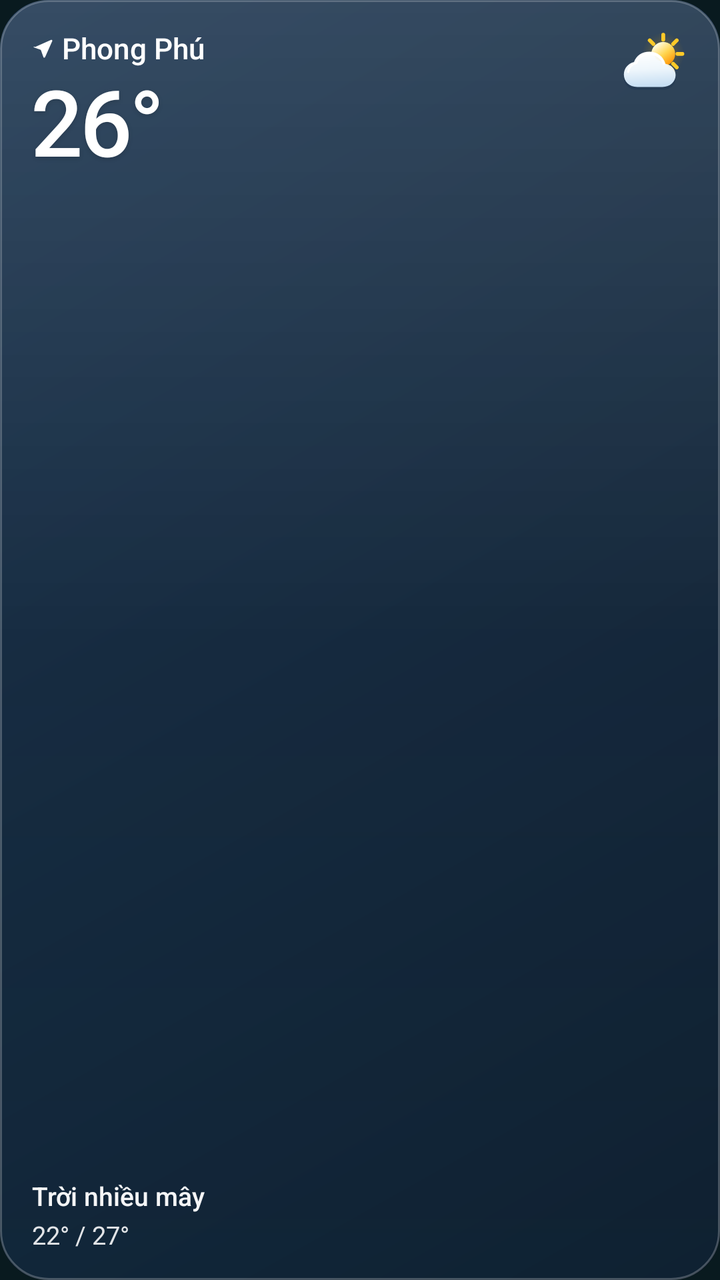
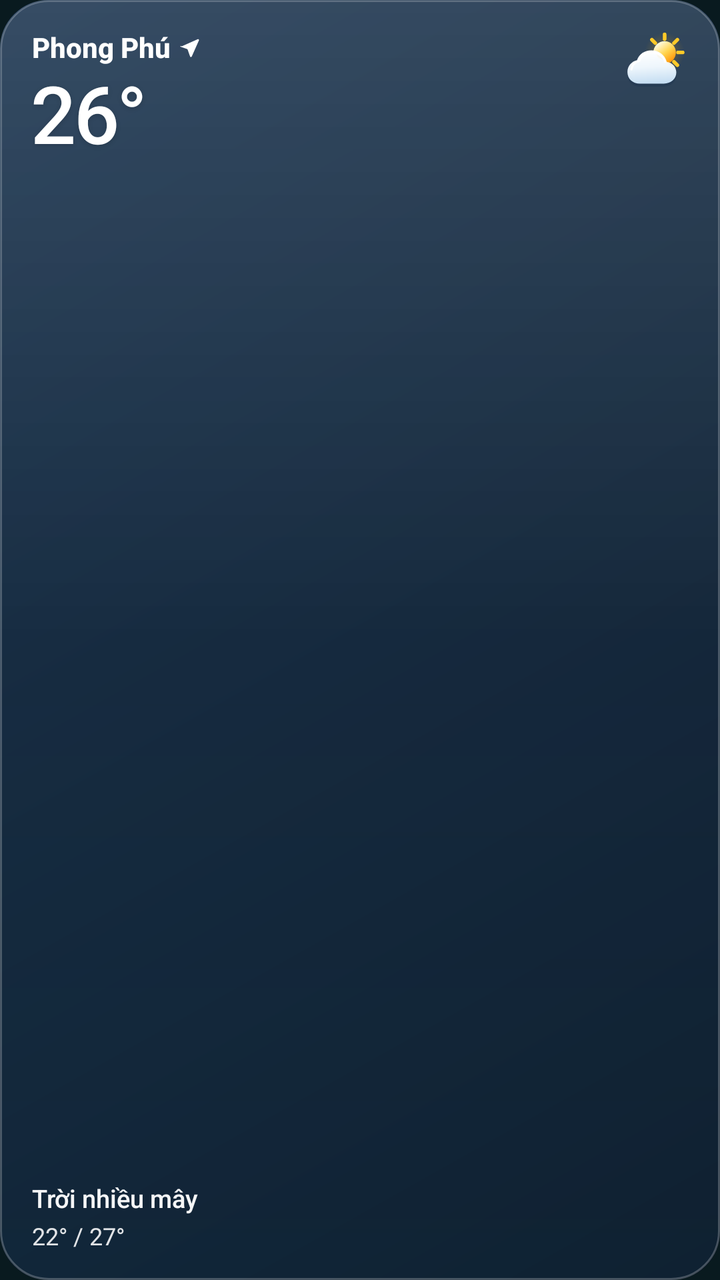

Compare the two renders of this Android layout. The source of the first and the diff that turns it into the second are given below.
<!-- AndroidManifest.xml: application theme Theme.K3Weather -->
<!-- res/layout/widget_weather_small.xml -->
<?xml version="1.0" encoding="utf-8"?>
<RelativeLayout xmlns:android="http://schemas.android.com/apk/res/android"
    android:id="@+id/widgetRoot"
    android:layout_width="match_parent"
    android:layout_height="match_parent"
    android:background="@drawable/bg_widget_sky_night"
    android:paddingHorizontal="16dp"
    android:paddingVertical="14dp">

    
    <ImageView
        android:id="@+id/widgetIcon"
        android:layout_width="36dp"
        android:layout_height="36dp"
        android:layout_alignParentTop="true"
        android:layout_alignParentEnd="true"
        android:contentDescription="@null"
        android:src="@drawable/ic_weather_partly_cloudy" />

    
    <LinearLayout
        android:id="@+id/widgetHeader"
        android:layout_width="match_parent"
        android:layout_height="wrap_content"
        android:layout_alignParentStart="true"
        android:layout_alignParentTop="true"
        android:layout_toStartOf="@id/widgetIcon"
        android:layout_marginEnd="6dp"
        android:gravity="center_vertical"
        android:orientation="horizontal">

        <ImageView
            android:id="@+id/widgetLocationPin"
            android:layout_width="11dp"
            android:layout_height="11dp"
            android:layout_marginEnd="4dp"
            android:contentDescription="@null"
            android:src="@drawable/ic_arrow_current_location"
            android:tint="@android:color/white" />

        <TextView
            android:id="@+id/widgetCity"
            android:layout_width="wrap_content"
            android:layout_height="wrap_content"
            android:ellipsize="end"
            android:maxLines="1"
            android:text="Phong Phú"
            android:textColor="@android:color/white"
            android:textSize="14.5sp"
            android:fontFamily="sans-serif-medium" />
    </LinearLayout>

    
    <TextView
        android:id="@+id/widgetTemp"
        android:layout_width="wrap_content"
        android:layout_height="wrap_content"
        android:layout_below="@id/widgetHeader"
        android:layout_alignParentStart="true"
        android:layout_marginTop="2dp"
        android:includeFontPadding="false"
        android:letterSpacing="-0.03"
        android:text="26°"
        android:textColor="@android:color/white"
        android:textSize="46sp"
        android:fontFamily="sans-serif-medium"
        android:shadowColor="#29000000"
        android:shadowDx="0"
        android:shadowDy="2"
        android:shadowRadius="6" />

    
    <LinearLayout
        android:layout_width="match_parent"
        android:layout_height="wrap_content"
        android:layout_alignParentBottom="true"
        android:orientation="vertical">

        <TextView
            android:id="@+id/widgetCondition"
            android:layout_width="match_parent"
            android:layout_height="wrap_content"
            android:ellipsize="end"
            android:maxLines="1"
            android:text="Trời nhiều mây"
            android:textColor="#F5FFFFFF"
            android:textSize="13sp"
            android:fontFamily="sans-serif-medium" />

        <TextView
            android:id="@+id/widgetHighLow"
            android:layout_width="match_parent"
            android:layout_height="wrap_content"
            android:layout_marginTop="2dp"
            android:ellipsize="end"
            android:maxLines="1"
            android:text="22° / 27°"
            android:textColor="#E0FFFFFF"
            android:textSize="12.5sp"
            android:fontFamily="sans-serif" />
    </LinearLayout>

</RelativeLayout>
<!-- resources referenced by this layout -->
<resources>
  <!-- drawable bg_widget_sky_night (drawable) -->
  <?xml version="1.0" encoding="utf-8"?>
  <layer-list xmlns:android="http://schemas.android.com/apk/res/android">
      
      <item>
          <shape android:shape="rectangle">
              <gradient
                  android:angle="315"
                  android:startColor="#F2142F4D"
                  android:centerColor="#F20D2238"
                  android:endColor="#F2081626"
                  android:type="linear" />
              <corners android:radius="24dp" />
          </shape>
      </item>
      
      <item>
          <shape android:shape="rectangle">
              <gradient
                  android:angle="270"
                  android:startColor="#24FFFFFF"
                  android:centerColor="#08FFFFFF"
                  android:endColor="#0D7DD3FC"
                  android:type="linear" />
              <stroke
                  android:width="1dp"
                  android:color="#3DFFFFFF" />
              <corners android:radius="24dp" />
          </shape>
      </item>
  </layer-list>
  <!-- drawable ic_arrow_current_location (drawable) -->
  <vector xmlns:android="http://schemas.android.com/apk/res/android"
      android:width="16dp"
      android:height="16dp"
      android:viewportWidth="24"
      android:viewportHeight="24">
      <path
          android:fillColor="#00E5FF"
          android:pathData="M3.29,11.29l17.42,-7.74a1,1 0 0,1 1.34,1.34l-7.74,17.42a1,1 0 0,1 -1.86,0.06L9.62,14.38 1.62,11.55a1,1 0 0,1 1.67,-0.26z"/>
  </vector>
  <!-- drawable ic_weather_partly_cloudy: vector/xml drawable (drawable, 3161 chars, omitted) -->
  <style name="Theme.K3Weather" parent="Theme.MaterialComponents.DayNight.NoActionBar">
          <item name="colorPrimary">@color/primary_teal</item>
          <item name="colorPrimaryVariant">@color/primary_dark_teal</item>
          <item name="colorSecondary">@color/accent_cyan</item>
          <item name="android:statusBarColor">@android:color/transparent</item>
          <item name="android:navigationBarColor">@android:color/transparent</item>
          <item name="android:windowBackground">@color/primary_dark_teal</item>
          <item name="android:windowLightStatusBar">false</item>
          <item name="android:windowDrawsSystemBarBackgrounds">true</item>
      </style>
  <color name="primary_teal">#0F2C33</color>
  <color name="primary_dark_teal">#091A1F</color>
  <color name="accent_cyan">#00E5FF</color>
</resources>

<!-- the commit's change to res/layout/widget_weather_small.xml (unified diff, before → after) -->
@@ -10,8 +10,8 @@
     
     <ImageView
         android:id="@+id/widgetIcon"
-        android:layout_width="36dp"
-        android:layout_height="36dp"
+        android:layout_width="34dp"
+        android:layout_height="34dp"
         android:layout_alignParentTop="true"
         android:layout_alignParentEnd="true"
         android:contentDescription="@null"
@@ -29,15 +29,6 @@
         android:gravity="center_vertical"
         android:orientation="horizontal">
 
-        <ImageView
-            android:id="@+id/widgetLocationPin"
-            android:layout_width="11dp"
-            android:layout_height="11dp"
-            android:layout_marginEnd="4dp"
-            android:contentDescription="@null"
-            android:src="@drawable/ic_arrow_current_location"
-            android:tint="@android:color/white" />
-
         <TextView
             android:id="@+id/widgetCity"
             android:layout_width="wrap_content"
@@ -46,8 +37,18 @@
             android:maxLines="1"
             android:text="Phong Phú"
             android:textColor="@android:color/white"
-            android:textSize="14.5sp"
+            android:textSize="14sp"
+            android:textStyle="bold"
             android:fontFamily="sans-serif-medium" />
+
+        <ImageView
+            android:id="@+id/widgetLocationPin"
+            android:layout_width="11dp"
+            android:layout_height="11dp"
+            android:layout_marginStart="4dp"
+            android:contentDescription="@null"
+            android:src="@drawable/ic_arrow_current_location"
+            android:tint="@android:color/white" />
     </LinearLayout>
 
     
@@ -62,7 +63,7 @@
         android:letterSpacing="-0.03"
         android:text="26°"
         android:textColor="@android:color/white"
-        android:textSize="46sp"
+        android:textSize="40sp"
         android:fontFamily="sans-serif-medium"
         android:shadowColor="#29000000"
         android:shadowDx="0"
@@ -84,7 +85,7 @@
             android:maxLines="1"
             android:text="Trời nhiều mây"
             android:textColor="#F5FFFFFF"
-            android:textSize="13sp"
+            android:textSize="12.5sp"
             android:fontFamily="sans-serif-medium" />
 
         <TextView
@@ -96,7 +97,7 @@
             android:maxLines="1"
             android:text="22° / 27°"
             android:textColor="#E0FFFFFF"
-            android:textSize="12.5sp"
+            android:textSize="12sp"
             android:fontFamily="sans-serif" />
     </LinearLayout>
 
